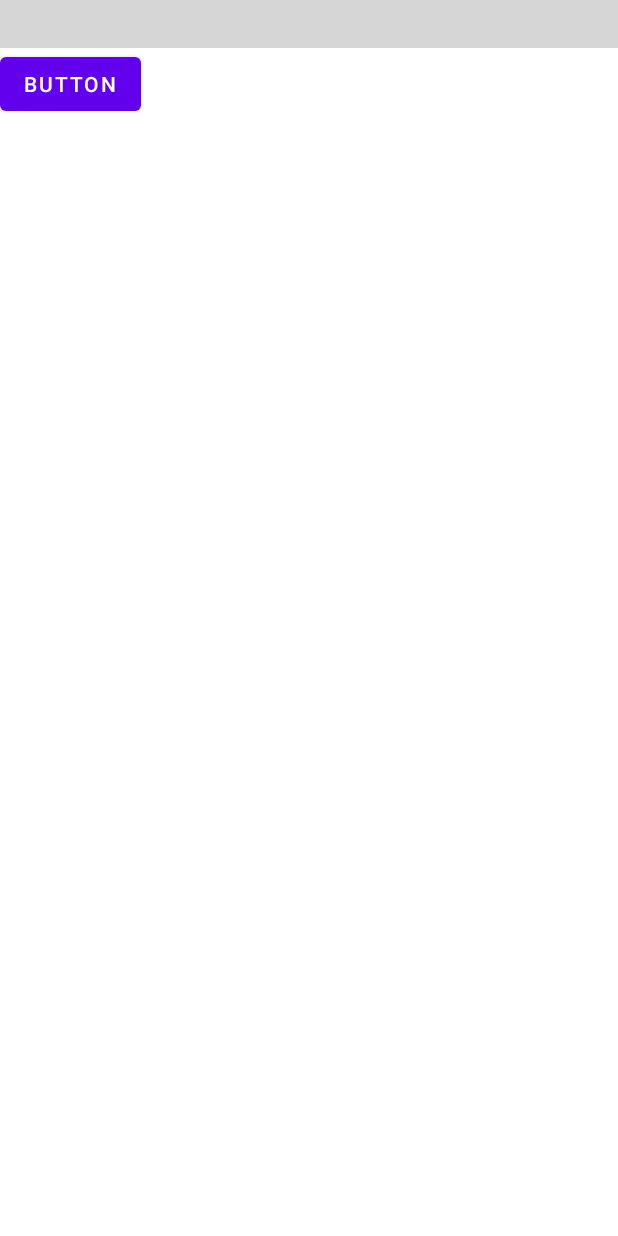
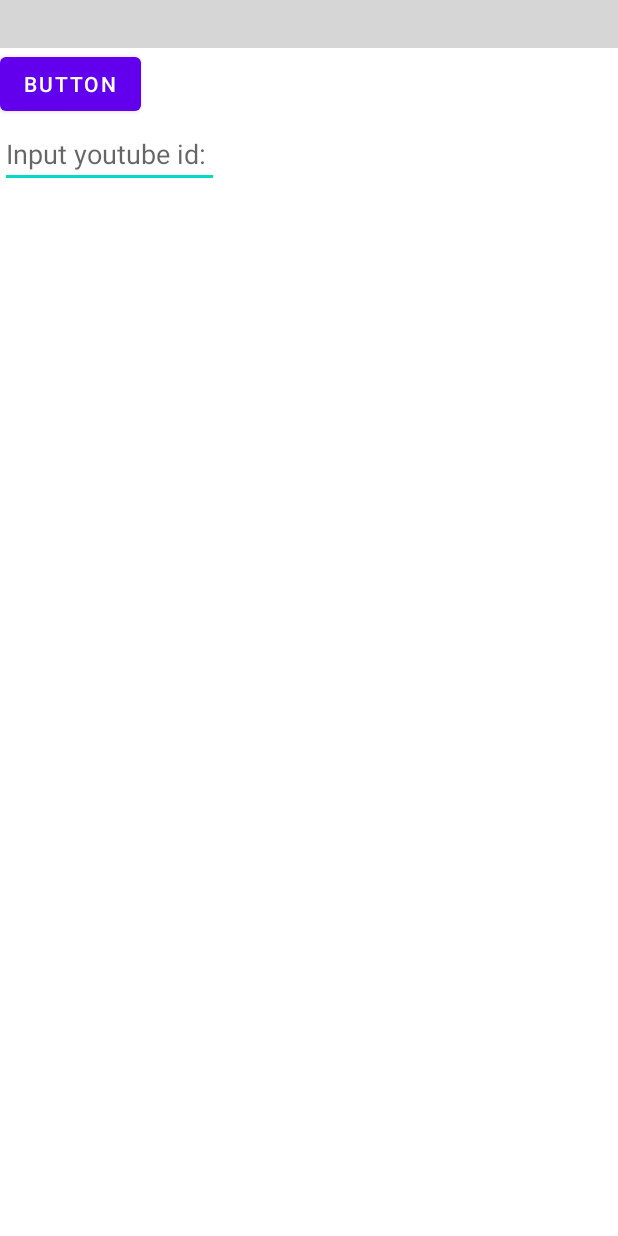
Before and after one commit to M-Ameen/Youtube_ameen, an Android app: the layout activity_main.xml on its own in the app's theme, with its tools: preview values and no code run, on a phone screen of 412 x 824 dp. Run offline under Robolectric (Android 15) with nearby library versions, the phone set to English and light mode, and no system bars; plain views replace YouTubePlayerView; grey boxes are pictures that could not be loaded.

Commit message:
added user inputs for videos

```diff
--- a/app/src/main/res/layout/activity_main.xml
+++ b/app/src/main/res/layout/activity_main.xml
@@ -1,10 +1,11 @@
 <?xml version="1.0" encoding="utf-8"?>
-<RelativeLayout xmlns:android="http://schemas.android.com/apk/res/android"
+<LinearLayout xmlns:android="http://schemas.android.com/apk/res/android"
     xmlns:app="http://schemas.android.com/apk/res-auto"
     xmlns:tools="http://schemas.android.com/tools"
     android:layout_width="match_parent"
     android:layout_height="match_parent"
-    tools:context=".MainActivity">
+    tools:context=".MainActivity"
+    android:orientation="vertical">
 
     <com.google.android.youtube.player.YouTubePlayerView
         android:id="@+id/youtube_view"
@@ -16,5 +17,10 @@
         android:layout_height="wrap_content"
         android:layout_below="@+id/youtube_view"
         android:text="Button"/>
+    <EditText
+        android:id="@+id/edt1"
+        android:layout_width="wrap_content"
+        android:layout_height="wrap_content"
+        android:hint="Input youtube id: "/>
 
-</RelativeLayout>
+</LinearLayout>
```
Also changed, not shown: app/src/main/java/com/example/youtube_ameen/MainActivity.java (+6 -3 lines).
